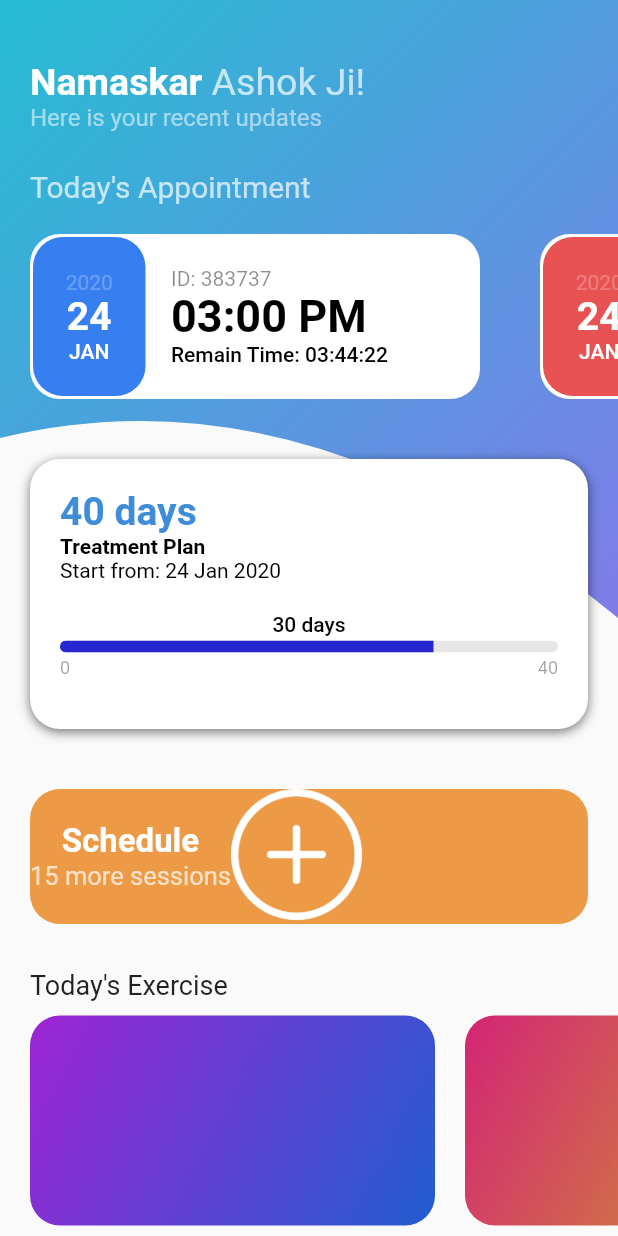
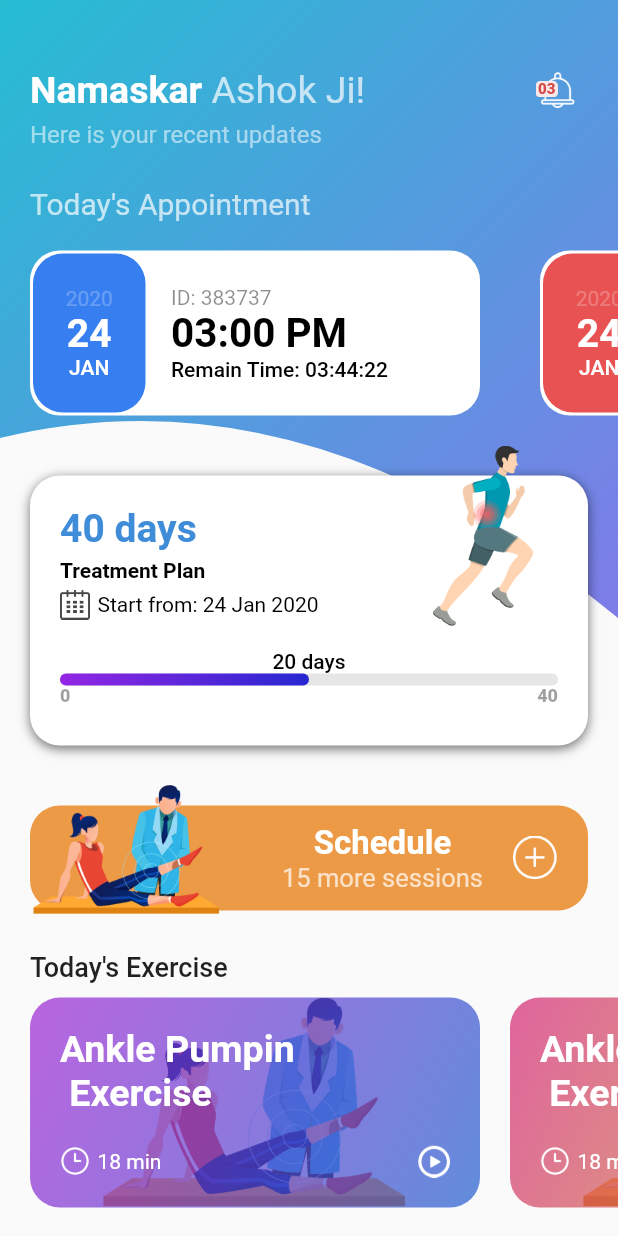
Before and after one commit to jmukul00/Flutter-UI, a Flutter app: the screen it shows after launch, on a phone screen of 412 x 824 dp. Run offline on Flutter 3.47's test engine with Material 2 defaults, Android fonts, the phone set to English and light mode, and no system bars.

Commit message:
Completed Flutter UI

```diff
--- a/lib/home_page.dart
+++ b/lib/home_page.dart
@@ -11,7 +11,8 @@ class HomePage extends StatelessWidget {
   @override
   Widget build(BuildContext context) {
     return Scaffold(
-        body: Stack(
+        body: SingleChildScrollView(
+      child: Stack(
         children: [
           ClipPath(
             clipper: BackgroundClipPath(),
@@ -27,37 +28,69 @@ class HomePage extends StatelessWidget {
           ),
           Column(
             children: [
-            topBar(),
+              topBar(context),
               appointmentItemsList(),
               const TreatmentPlan(),
               const Schedule(),
-            todaysExerciseList()
+              todaysExerciseList(),
             ],
           ),
         ],
+      ),
     ));
   }
 
-  Widget topBar() {
+  Widget topBar(BuildContext context) {
     return Container(
-      margin: const EdgeInsets.only(top: 40, left: 20),
+      margin: const EdgeInsets.only(top: 40, left: 20, right: 20),
       child: Row(
         children: [
           Column(
             crossAxisAlignment: CrossAxisAlignment.start,
             children: [
-              Row(
-                children: const [
-                  Text(
+              Container(
+                width: MediaQuery.of(context).size.width-40,
+                child: Row(
+                  children: [
+                    const Text(
                       "Namaskar ",
                       style: TextStyle(
                           color: Colors.white,
                           fontSize: 25,
                           fontWeight: FontWeight.bold),
                     ),
-                  Text("Ashok Ji!",
-                      style: TextStyle(color: Colors.white70, fontSize: 25))
+                    const Text("Ashok Ji!",
+                        style: TextStyle(color: Colors.white70, fontSize: 25)),
+                     Expanded(
+                       child: Container(
+                         alignment: Alignment.centerRight,
+
+                          child: Stack(
+                            alignment: Alignment.center,
+                            children: [
+                              Container(
+                                height: 40,
+                                width: 40,
+                              ),
+                              Image.asset("assets/images/bell.png",
+                                  height: 24, width: 24),
+                              Positioned(
+                                right: 20,
+                                  bottom: 13,
+                                  child: Stack(
+                                    alignment: Alignment.center,
+                                    children: [
+                                      Image.asset("assets/images/rect.png",
+                                          height: 15, width: 15),
+                                      const Text("03", style: TextStyle(fontSize: 10,color: Color(0xFFD54B4B), fontWeight: FontWeight.w800),)
                                     ],
+                                  )),
+                            ],
+                          ),
+                    ),
+                     ),
+                  ],
+                ),
               ),
               const Text("Here is your recent updates",
                   style: TextStyle(color: Colors.white54, fontSize: 16))
@@ -94,30 +127,36 @@ class HomePage extends StatelessWidget {
   }
 
   Widget todaysExerciseList() {
-    return Column(
+    return Container(
+      margin: const EdgeInsets.only(bottom: 20),
+      child: Column(
         crossAxisAlignment: CrossAxisAlignment.start,
         children: [
           Container(
               margin: const EdgeInsets.only(left: 20, top: 25),
               child: const Text("Today's Exercise",
-                style: TextStyle(color: Colors.black87, fontSize: 18))),
+                  style: TextStyle(
+                      color: Colors.black87,
+                      fontSize: 18,
+                      fontWeight: FontWeight.w500))),
           SizedBox(
             height: 150,
             child: ListView(
               scrollDirection: Axis.horizontal,
               children: const <Widget>[
                 Exercise(
-                startColor: Color(0xFF9D25D3),
-                endColor: Color(0xFF215DCE),
+                  startColor: Color(0xB39D25D3),
+                  endColor: Color(0xB3215DCE),
                 ),
                 Exercise(
-                startColor: Color(0xFFD32575),
-                endColor: Color(0xFFCEAD21),
+                  startColor: Color(0xB3D32575),
+                  endColor: Color(0xB3CEAD21),
                 ),
               ],
             ),
           ),
         ],
+      ),
     );
   }
 }
--- a/lib/widgets/appointment_item.dart
+++ b/lib/widgets/appointment_item.dart
@@ -45,7 +45,7 @@ class AppointmentItem extends StatelessWidget {
               crossAxisAlignment: CrossAxisAlignment.start,
               children: const [
                 Text("ID: 383737",style: TextStyle(color: Colors.black45),),
-                Text("03:00 PM",style: TextStyle(color: Colors.black, fontSize: 30, fontWeight: FontWeight.bold),),
+                Text("03:00 PM",style: TextStyle(color: Colors.black, fontSize: 27, fontWeight: FontWeight.bold),),
                 Text("Remain Time: 03:44:22",style: TextStyle(color: Colors.black,fontWeight: FontWeight.w500),)
               ],
             ),
--- a/lib/widgets/exercise.dart
+++ b/lib/widgets/exercise.dart
@@ -8,10 +8,21 @@ class Exercise extends StatelessWidget {
 
   @override
   Widget build(BuildContext context) {
-    return Container(
+    return Stack(
+      children: [
+        Container(
           margin: EdgeInsets.only(left: 20, top: 10),
           height: 140,
-      width: 270,
+          width: 300,
+          decoration: BoxDecoration(
+            borderRadius: BorderRadius.circular(20.0),
+          ),
+          child: Image.asset("assets/images/yoga.png"),
+        ),
+        Container(
+          margin: EdgeInsets.only(left: 20, top: 10),
+          height: 140,
+          width: 300,
           decoration: BoxDecoration(
             gradient: LinearGradient(
                 colors: [startColor, endColor],
@@ -19,6 +30,33 @@ class Exercise extends StatelessWidget {
                 end: Alignment.bottomRight),
             borderRadius: BorderRadius.circular(20.0),
           ),
+          child: Container(
+            margin: EdgeInsets.only(left: 20, right: 20),
+            child: Column(
+              mainAxisAlignment: MainAxisAlignment.spaceEvenly,
+              crossAxisAlignment: CrossAxisAlignment.start,
+              children: [
+                Text("Ankle Pumpin \n Exercise", style: TextStyle(fontSize: 25, fontWeight: FontWeight.w700, color: Colors.white),),
+
+                Row(
+                  mainAxisAlignment: MainAxisAlignment.spaceBetween,
+                  children: [
+                    Wrap(
+                      crossAxisAlignment: WrapCrossAlignment.center,
+                      children: [
+                        Image.asset("assets/images/clock.png", height: 20, width: 20,),
+                        const SizedBox(width: 5,),
+                        const Text('18 min', style: TextStyle(color: Colors.white),),
+                      ],
+                    ),
+                    Image.asset("assets/images/play.png", height: 22, width: 22,),
+                  ],
+                )
+              ],
+            ),
+          ),
+        ),
+      ],
     );
   }
 }
--- a/lib/widgets/schedule.dart
+++ b/lib/widgets/schedule.dart
@@ -5,26 +5,37 @@ class Schedule extends StatelessWidget {
 
   @override
   Widget build(BuildContext context) {
-    return Container(
-      height: 90,
+    return Stack(
+      children: [
+
+        Container(
+          height: 70,
           width: MediaQuery.of(context).size.width,
-      margin: EdgeInsets.only(top: 20, left: 20, right: 20, bottom: 5),
+          margin: EdgeInsets.only(top: 20, left: 20, right: 20, bottom: 2),
           decoration: BoxDecoration(
             color: Color(0xFFED9A47),
             borderRadius: BorderRadius.circular(20.0),
           ),
           child: Row(
+            mainAxisAlignment: MainAxisAlignment.end,
             children: [
-          Column(
+              Container(
+                margin:EdgeInsets.only(right: 20),
+                child: Column(
                   mainAxisAlignment: MainAxisAlignment.center,
                   children: const [
                     Text("Schedule", style: TextStyle(fontWeight: FontWeight.bold, color: Colors.white, fontSize: 22),),
                     Text("15 more sessions", style: TextStyle(color: Colors.white70, fontSize: 17),)
                   ],
                 ),
-         Image.asset("assets/images/add.png"),
+              ),
+              Container(margin:EdgeInsets.only(right: 20),child: Image.asset("assets/images/add.png", height: 30, width: 30,)),
             ],
           ),
+        ),
+        Positioned(left:22, bottom: -20, width: 125,height: 125, child: Image.asset("assets/images/yoga.png", )),
+      ],
+
     );
   }
 }
--- a/lib/widgets/treatment_plan.dart
+++ b/lib/widgets/treatment_plan.dart
@@ -5,7 +5,9 @@ class TreatmentPlan extends StatelessWidget {
 
   @override
   Widget build(BuildContext context) {
-    return Container(
+    return Stack(
+      children: [
+        Container(
           height: 180,
           width: MediaQuery.of(context).size.width,
           margin: EdgeInsets.all(20),
@@ -28,31 +30,45 @@ class TreatmentPlan extends StatelessWidget {
                     child: Column(
                       mainAxisAlignment: MainAxisAlignment.center,
                       crossAxisAlignment: CrossAxisAlignment.start,
-                  children: const [
-                    Text(
+                      children: [
+                        const Text(
                           "40 days",
                           style: TextStyle(
                               color: Color(0xFF3F8CD9),
                               fontSize: 26,
                               fontWeight: FontWeight.bold),
                         ),
-                    Text(
+                        const SizedBox(height: 5,),
+                        const Text(
                           "Treatment Plan",
                           style: TextStyle(
                               color: Colors.black, fontWeight: FontWeight.w600),
                         ),
-                    Text(
-                      "Start from: 24 Jan 2020",
-                      style: TextStyle(color: Colors.black),
-                    )
+                        const SizedBox(height: 5,),
+                        Wrap(
+                          crossAxisAlignment: WrapCrossAlignment.center,
+                          children: [
+                            Image.asset("assets/images/calender.png", height: 20, width: 20,),
+                            const SizedBox(width: 5,),
+                            const Text('Start from: 24 Jan 2020', style: TextStyle(color: Colors.black),),
+                          ],
+                        ),
                       ],
                     ),
                   )
                 ],
               ),
-          treatmentGraph(40, 30),
+              treatmentGraph(40, 20),
             ],
           ),
+        ),
+        Positioned(
+            left: MediaQuery.of(context).size.width-150,
+            height:120,
+            width: 120,child: Image.asset("assets/images/run.png", width: 100, height: 100,))
+
+      ],
+
     );
   }
 
@@ -64,25 +80,38 @@ class TreatmentPlan extends StatelessWidget {
         children: [
           Text("$remainingDays days",
               style:
-                  TextStyle(color: Colors.black, fontWeight: FontWeight.w500),
+                  const TextStyle(color: Colors.black, fontWeight: FontWeight.w500),
               textAlign: TextAlign.center),
+          LayoutBuilder(builder: (ctx, constraint){
+            return SizedBox(
+              height: 8,
+              width: constraint.maxWidth,
+              child: Stack(
+                children: [
                   Container(
-            margin: EdgeInsets.only(bottom: 3, top: 3),
-            height: 8,
-            child: ClipRRect(
-              borderRadius: BorderRadius.all(Radius.circular(10)),
-              child: LinearProgressIndicator(
-                backgroundColor: const Color(0xFFE6E6E6),
-                valueColor: const AlwaysStoppedAnimation<Color>(Color(0xFF2727D1)),
-                value: remainingDays.toDouble() / totalDays.toDouble(),
+                    decoration: BoxDecoration(
+                      color: Color(0xFFE6E6E6),
+                      borderRadius: BorderRadius.circular(20),
+                    ),
+                  ),
+                  FractionallySizedBox(
+                   widthFactor: remainingDays>totalDays ? 1:remainingDays.toDouble() / totalDays.toDouble(),
+                    child: Container(
+                      decoration: BoxDecoration(
+                        gradient: const LinearGradient(colors: [Color(0xFF9326E3),  Color(0xFF2727D1)]),
+                        borderRadius: BorderRadius.circular(10),
                       ),
                     ),
                   ),
+                ],
+              ),
+            );
+          }),
           Row(
             mainAxisAlignment: MainAxisAlignment.spaceBetween,
             children: [
-              const Text('0', style: TextStyle(color: Colors.black38, fontSize: 12),),
-              Text("$totalDays", style: const TextStyle(color: Colors.black38,fontSize: 12))
+              const Text('0', style: TextStyle(color: Colors.black38, fontSize: 12, fontWeight: FontWeight.w800),),
+              Text("$totalDays", style: const TextStyle(color: Colors.black38,fontSize: 12,fontWeight: FontWeight.w800))
             ],
           )
         ],
```
Lines whose indentation alone changed are shown as unchanged.
